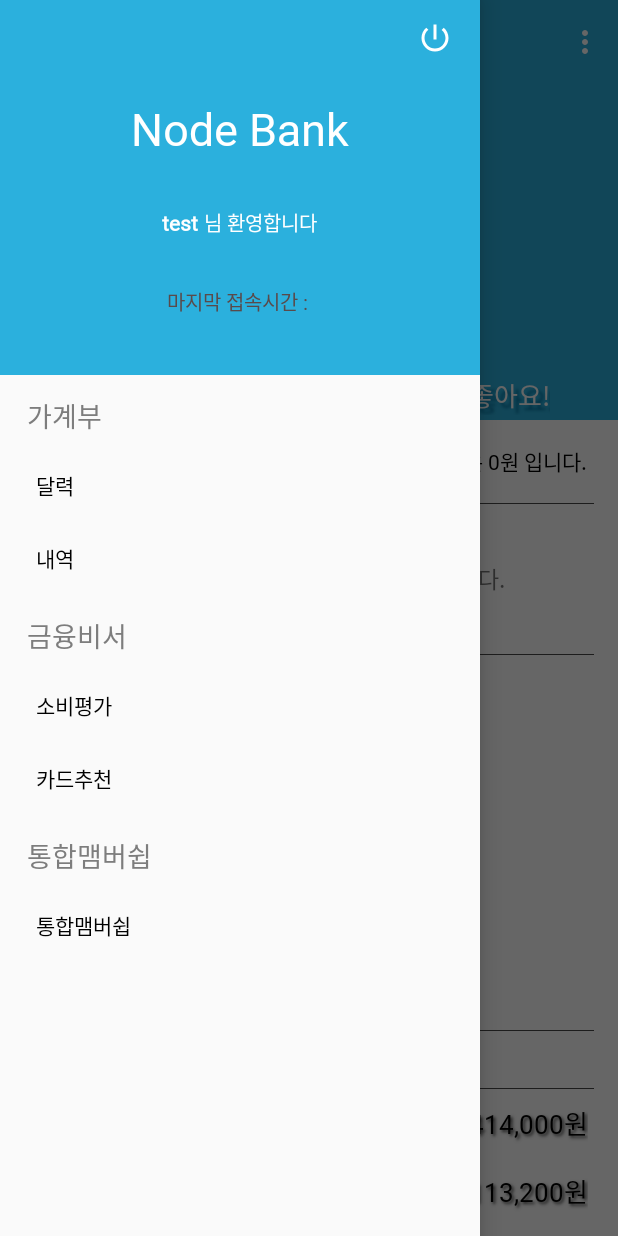
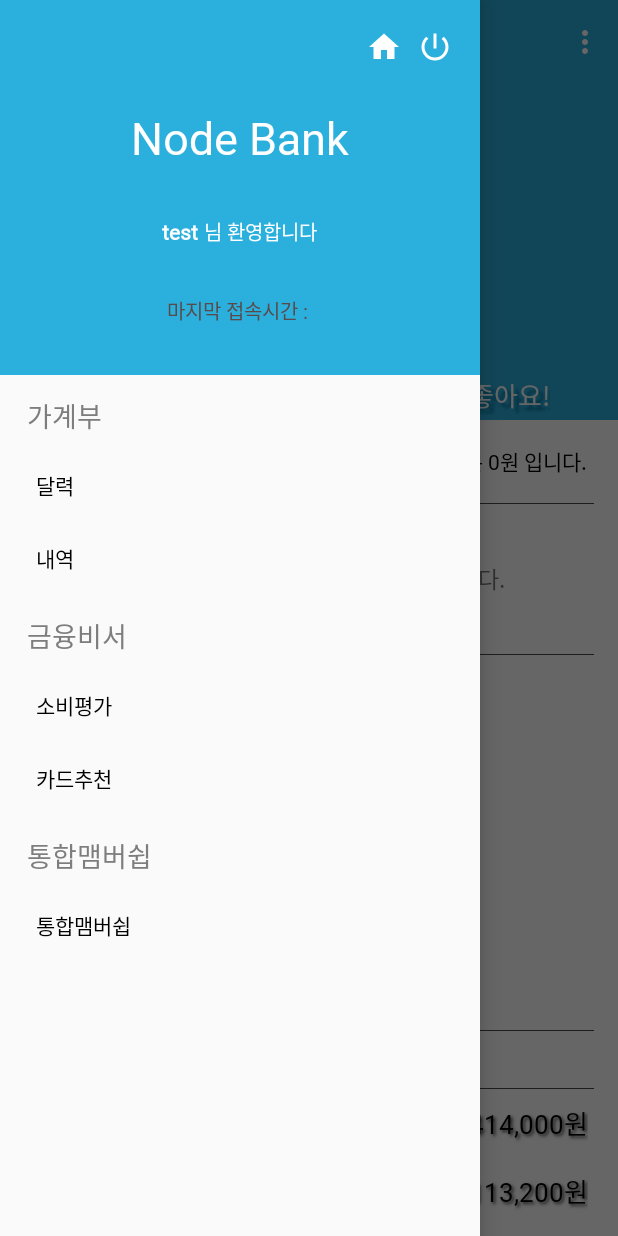
Before and after one commit to MGBankNode/MGBankApp, an Android app: the MainActivity screen opened directly, with no data from a screen before it, with the side drawer open, on a phone screen of 412 x 824 dp. Run offline under Robolectric (Android 15) with nearby library versions, the phone set to English and light mode, and no system bars; our stand-ins replace Volley; plain views replace PieChart; 28 statements that could not run were skipped.

Commit message:
modify some UI

```diff
--- a/graduationProject/myapp/src/main/java/com/example/myapp/MainActivity.java
+++ b/graduationProject/myapp/src/main/java/com/example/myapp/MainActivity.java
@@ -59,6 +59,7 @@ public class MainActivity extends AppCompatActivity
     Fragment fr ;
     TextView welcomeTextView;
     ImageView closeMenu;
+    ImageView homeMenu;
 
     private ListView menu1list;
     private ListView menu2list;
@@ -101,6 +102,11 @@ public class MainActivity extends AppCompatActivity
 
         backPressCloseHandler = new backPressCloseHandler(this);
 
+        makeMenuList();
+    }
+
+    public void makeMenuList() {
+
         menu1list = findViewById(R.id.menu1_list);
         menu2list = findViewById(R.id.menu2_list);
         menu3list = findViewById(R.id.menu3_list);
@@ -138,7 +144,7 @@ public class MainActivity extends AppCompatActivity
                         break;
 
                 }
-                   changeFragment(fr);
+                changeFragment(fr);
             }
         });
         menu2list.setOnItemClickListener(new AdapterView.OnItemClickListener() {
@@ -170,9 +176,7 @@ public class MainActivity extends AppCompatActivity
                 changeFragment(fr);
             }
         });
-
     }
-
 
 
     public Bundle makeBundle(String str, int num) {
@@ -224,6 +228,15 @@ public class MainActivity extends AppCompatActivity
                     }
                 });
                 builder.show();
+            }
+        });
+
+        homeMenu = findViewById(R.id.homeMenu);
+        homeMenu.setOnClickListener(new View.OnClickListener() {
+            @Override
+            public void onClick(View v) {
+                fr = new fragment_home();
+                changeFragment(fr);
             }
         });
 
--- /dev/null
+++ b/graduationProject/myapp/src/main/res/drawable/ic_home_black_24dp.xml
@@ -0,0 +1,5 @@
+<vector android:height="24dp" android:tint="#FFFFFF"
+    android:viewportHeight="24.0" android:viewportWidth="24.0"
+    android:width="24dp" xmlns:android="http://schemas.android.com/apk/res/android">
+    <path android:fillColor="#FF000000" android:pathData="M10,20v-6h4v6h5v-8h3L12,3 2,12h3v8z"/>
+</vector>
--- a/graduationProject/myapp/src/main/res/layout/activity_main.xml
+++ b/graduationProject/myapp/src/main/res/layout/activity_main.xml
@@ -7,6 +7,7 @@
     android:layout_height="match_parent"
     android:fitsSystemWindows="true"
     tools:openDrawer="start" >
+
     <include
         layout="@layout/app_bar_main"
         android:layout_width="match_parent"
@@ -41,7 +42,7 @@
                         android:text="가계부"
                         android:textSize="18dp"
                         android:textColor="#7D7D7D"
-                        android:fontFamily="@font/menufont"
+
                         />
 
                     <ListView
@@ -58,7 +59,7 @@
                         android:text="금융비서"
                         android:textSize="18dp"
                         android:textColor="#7D7D7D"
-                        android:fontFamily="@font/menufont"
+
                         />
 
                     <ListView
@@ -75,7 +76,7 @@
                         android:text="통합맴버쉽"
                         android:textSize="18dp"
                         android:textColor="#7D7D7D"
-                        android:fontFamily="@font/menufont"
+
                         />
 
                     <ListView
--- a/graduationProject/myapp/src/main/res/layout/header.xml
+++ b/graduationProject/myapp/src/main/res/layout/header.xml
@@ -12,13 +12,31 @@
     android:gravity="center"
     android:theme="@style/ThemeOverlay.AppCompat.Dark">
 
-    <ImageView
-        android:id="@+id/closeMenu"
-        android:layout_width="wrap_content"
+    <LinearLayout
+        android:layout_width="match_parent"
         android:layout_height="wrap_content"
-        android:layout_gravity="right"
-        android:padding="8dp"
-        android:src="@drawable/ic_power_settings_new_black_24dp"/>
+        android:gravity="right"
+        android:layout_marginTop="12dp"
+        android:orientation="horizontal"
+        android:padding="8dp">
+
+        <ImageView
+            android:id="@+id/homeMenu"
+            android:layout_width="wrap_content"
+            android:layout_height="wrap_content"
+            android:layout_marginRight="10dp"
+            android:src="@drawable/ic_home_black_24dp"/>
+
+        <ImageView
+            android:id="@+id/closeMenu"
+            android:layout_width="wrap_content"
+            android:layout_height="wrap_content"
+            android:src="@drawable/ic_power_settings_new_black_24dp"/>
+
+
+
+
+    </LinearLayout>
 
     <TextView
         android:layout_width="match_parent"
--- a/graduationProject/myapp/src/main/res/layout/mainmenuitem.xml
+++ b/graduationProject/myapp/src/main/res/layout/mainmenuitem.xml
@@ -13,7 +13,6 @@
         android:text="test"
         android:textSize="14dp"
         android:textColor="#000"
-        android:fontFamily="@font/menufont"
         />
 
 </LinearLayout>
```
Also changed, not shown: graduationProject/myapp/src/main/java/com/example/myapp/consumptionReportFragment.java (+42 -47 lines), graduationProject/myapp/src/main/res/layout/fragment_consumption_report.xml (+25 -1 lines).
